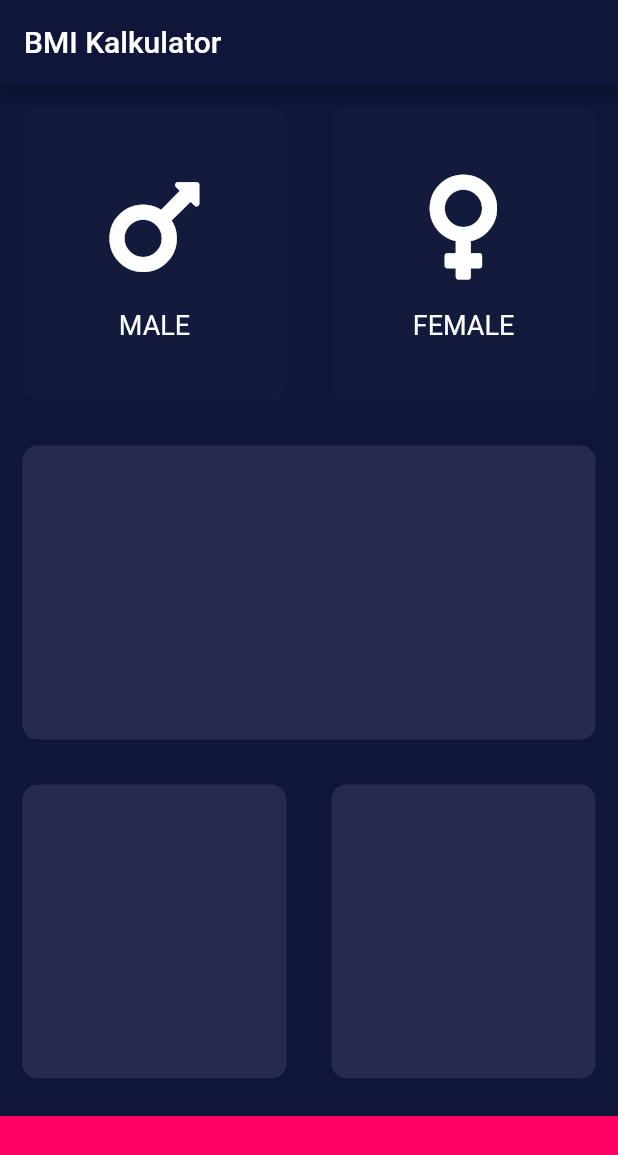
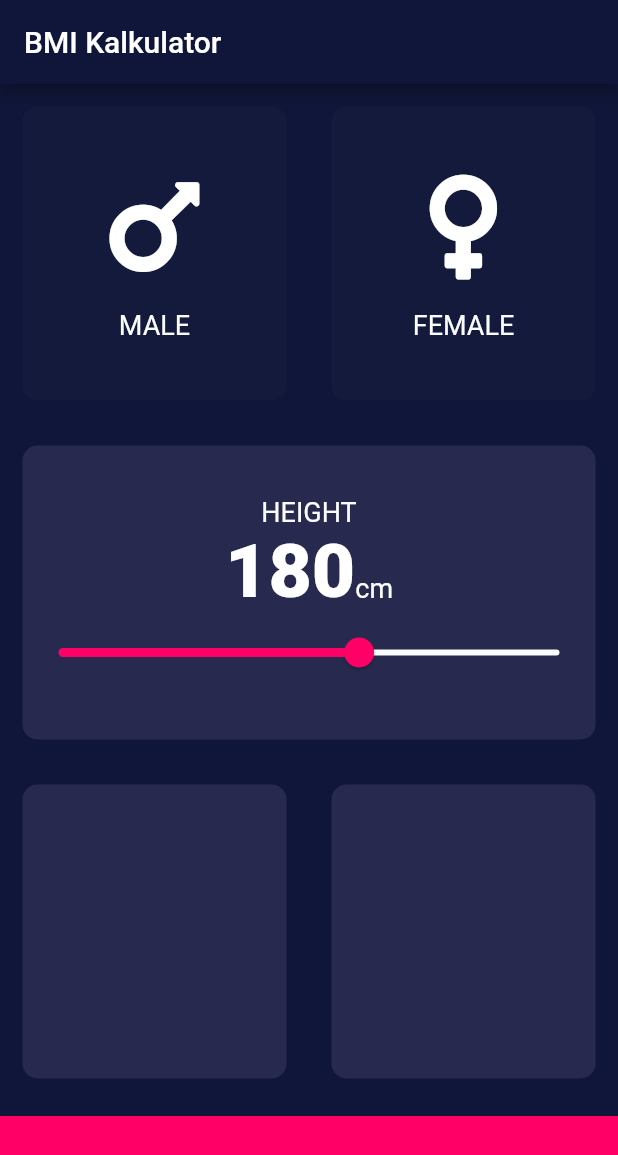
Before and after one commit to adamprabowo/kalkulator_bmi, a Flutter app: the screen it shows after launch, on a phone screen of 412 x 824 dp. Shown: the top 1155 px of the screen. Run offline on Flutter 3.47's test engine with Material 2 defaults, Android fonts, the phone set to English and light mode, and no system bars; our stand-ins replace font_awesome_flutter.

```diff
--- /dev/null
+++ b/lib/constants.dart
@@ -0,0 +1,16 @@
+import 'package:flutter/material.dart';
+
+const kBottomContainerHeight = 80.0;
+const kActiveCardColor = Color(0xFF272A4E);
+const kInactiveCardColor = Color(0xFF141A3C);
+const kBottomContainColor = Color(0xFFFF0067);
+
+const kLabelTextStyle = TextStyle(
+  fontSize: 18.0,
+  color: Color(0xFFFCFDFD),
+);
+
+const kLabelHightTextStyle = TextStyle(
+  fontSize: 50.0,
+  fontWeight: FontWeight.w900,
+);
--- a/lib/icon_content.dart
+++ b/lib/icon_content.dart
@@ -1,9 +1,5 @@
 import 'package:flutter/material.dart';
-
-const labelTextStyle = TextStyle(
-  fontSize: 18.0,
-  color: Color(0xFFFCFDFD),
-);
+import './constants.dart';
 
 class IconContent extends StatelessWidget {
   IconContent({@required this.icon, @required this.label});
@@ -25,7 +21,7 @@ class IconContent extends StatelessWidget {
         ),
         Text(
           label,
-          style: labelTextStyle,
+          style: kLabelTextStyle,
         )
       ],
     );
--- a/lib/input_page.dart
+++ b/lib/input_page.dart
@@ -3,11 +3,7 @@ import 'package:font_awesome_flutter/font_awesome_flutter.dart';
 
 import './icon_content.dart';
 import './reusableCard.dart';
-
-const bottomContainerHeight = 80.0;
-const activeCardColor = Color(0xFF272A4E);
-const inactiveCardColor = Color(0xFF141A3C);
-const bottomContainColor = Color(0xFFFF0067);
+import './constants.dart';
 
 enum Gender {
   male,
@@ -21,6 +17,7 @@ class InputPage extends StatefulWidget {
 
 class _InputPageState extends State<InputPage> {
   Gender selectedGender;
+  int height = 180;
 
   @override
   Widget build(BuildContext context) {
@@ -29,6 +26,7 @@ class _InputPageState extends State<InputPage> {
         title: Text('BMI Kalkulator'),
       ),
       body: Column(
+        crossAxisAlignment: CrossAxisAlignment.stretch,
         children: <Widget>[
           Expanded(
             child: Row(
@@ -41,10 +39,10 @@ class _InputPageState extends State<InputPage> {
                       });
                     },
                     colour: selectedGender == Gender.male
-                        ? activeCardColor
-                        : inactiveCardColor,
-                    cardChild: IconContent(
-                        icon: FontAwesomeIcons.mars, label: 'MALE'),
+                        ? kActiveCardColor
+                        : kInactiveCardColor,
+                    cardChild:
+                        IconContent(icon: FontAwesomeIcons.mars, label: 'MALE'),
                   ),
                 ),
                 Expanded(
@@ -55,8 +53,8 @@ class _InputPageState extends State<InputPage> {
                       });
                     },
                     colour: selectedGender == Gender.female
-                        ? activeCardColor
-                        : inactiveCardColor,
+                        ? kActiveCardColor
+                        : kInactiveCardColor,
                     cardChild: IconContent(
                         icon: FontAwesomeIcons.venus, label: 'FEMALE'),
                   ),
@@ -66,7 +64,43 @@ class _InputPageState extends State<InputPage> {
           ),
           Expanded(
             child: ReusableCard(
-              colour: activeCardColor,
+              colour: kActiveCardColor,
+              cardChild: Column(
+                mainAxisAlignment: MainAxisAlignment.center,
+                children: <Widget>[
+                  Text(
+                    'HEIGHT',
+                    style: kLabelTextStyle,
+                  ),
+                  Row(
+                    mainAxisAlignment: MainAxisAlignment.center,
+                    crossAxisAlignment: CrossAxisAlignment.baseline,
+                    textBaseline: TextBaseline.alphabetic,
+                    children: <Widget>[
+                      Text(
+                        height.toString(),
+                        style: kLabelHightTextStyle,
+                      ),
+                      Text(
+                        'cm',
+                        style: kLabelTextStyle,
+                      ),
+                    ],
+                  ),
+                  Slider(
+                    value: height.toDouble(),
+                    onChanged: (double newValue) {
+                      setState(() {
+                        height = newValue.round();
+                      });
+                    },
+                    min: 120,
+                    max: 220,
+                    activeColor: Color(0xFFFF0067),
+                    inactiveColor: Color(0xFFFCFDFD),
+                  ),
+                ],
+              ),
             ),
           ),
           Expanded(
@@ -74,22 +108,22 @@ class _InputPageState extends State<InputPage> {
               children: <Widget>[
                 Expanded(
                   child: ReusableCard(
-                    colour: activeCardColor,
+                    colour: kActiveCardColor,
                   ),
                 ),
                 Expanded(
                   child: ReusableCard(
-                    colour: activeCardColor,
+                    colour: kActiveCardColor,
                   ),
                 ),
               ],
             ),
           ),
           Container(
-            color: bottomContainColor,
+            color: kBottomContainColor,
             margin: EdgeInsets.only(top: 10.0),
             width: double.infinity,
-            height: bottomContainerHeight,
+            height: kBottomContainerHeight,
           ),
         ],
       ),
```
